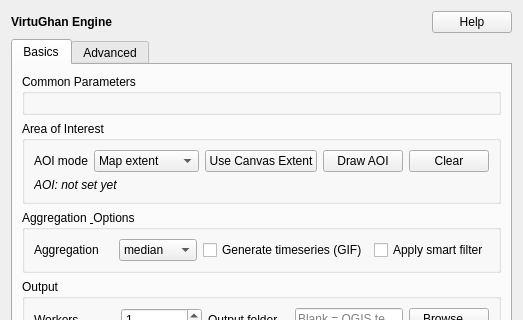
Old version of the form virtughan_qgis/engine/engine_form.ui in the repository geomatupen/virtughan-qgis-plugin; both pictures show x 0 to 523 and y 0 to 320 of the 523 by 634 pixel window.
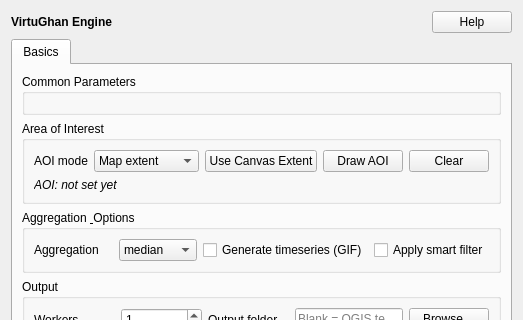
New version of the form.

What changed in the file:
```diff
--- a/virtughan_qgis/engine/engine_form.ui
+++ b/virtughan_qgis/engine/engine_form.ui
@@ -239,7 +239,7 @@
      </widget>
 
      <!-- Advanced tab (placeholder) -->
-     <widget class="QWidget" name="tabAdvanced">
+     <!-- <widget class="QWidget" name="tabAdvanced">
       <attribute name="title"><string>Advanced</string></attribute>
       <layout class="QVBoxLayout" name="advancedLayout">
        <item>
@@ -258,7 +258,7 @@
         </spacer>
        </item>
       </layout>
-     </widget>
+     </widget> -->
 
     </widget>
    </item>
```
